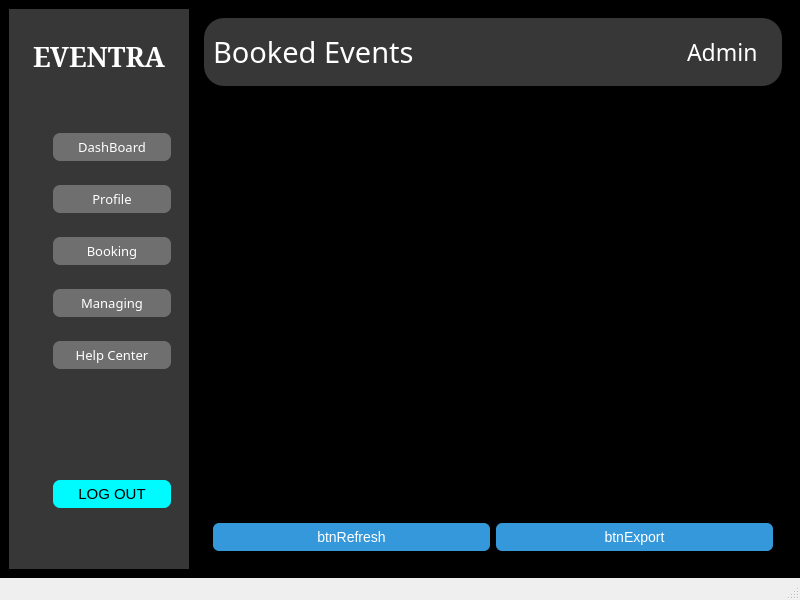
Old version of the form booking.ui in the repository Prabin-63/EMS.
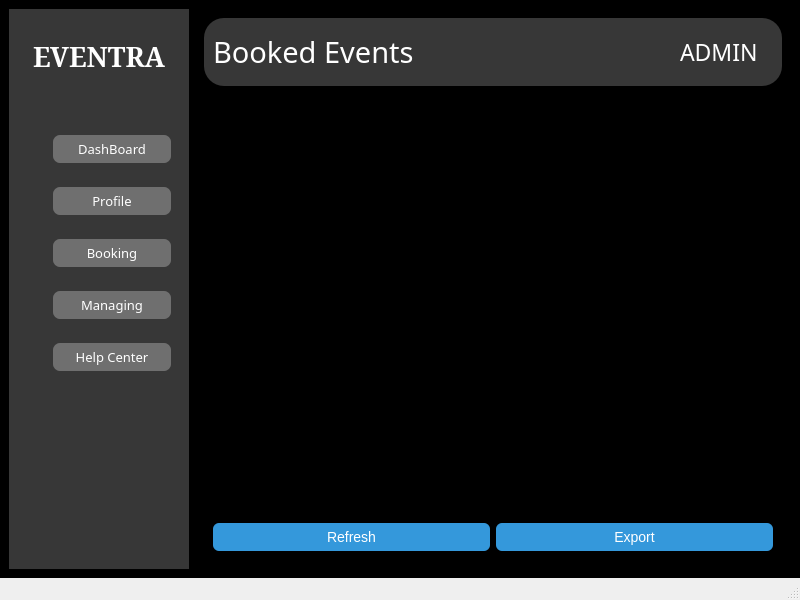
New version of the form. Icons and pictures are not drawn.

What changed in the file:
```diff
--- a/booking.ui
+++ b/booking.ui
@@ -501,64 +501,7 @@
                <height>40</height>
               </size>
              </property>
-             <layout class="QHBoxLayout" name="horizontalLayout_14">
-              <item>
-               <layout class="QHBoxLayout" name="horizontalLayout_13">
-                <item>
-                 <widget class="QLabel" name="label_7">
-                  <property name="minimumSize">
-                   <size>
-                    <width>20</width>
-                    <height>20</height>
-                   </size>
-                  </property>
-                  <property name="maximumSize">
-                   <size>
-                    <width>20</width>
-                    <height>20</height>
-                   </size>
-                  </property>
-                  <property name="text">
-                   <string/>
-                  </property>
-                  <property name="pixmap">
-                   <pixmap resource="resources.qrc">:/resources/icons8-log-out-48.png</pixmap>
-                  </property>
-                  <property name="scaledContents">
-                   <bool>true</bool>
-                  </property>
-                 </widget>
-                </item>
-                <item>
-                 <widget class="QPushButton" name="Logout">
-                  <property name="font">
-                   <font>
-                    <pointsize>11</pointsize>
-                    <bold>false</bold>
-                   </font>
-                  </property>
-                  <property name="styleSheet">
-                   <string notr="true">QPushButton{
-color:black;
-	
-	background-color: rgb(0, 251, 255);
-padding:5px;
-border:none;
-border-radius:7px;
-}
-QPushButton:hover{
-	background-color: rgb(188, 0, 188);
-color:white;
-}</string>
-                  </property>
-                  <property name="text">
-                   <string>LOG OUT</string>
-                  </property>
-                 </widget>
-                </item>
-               </layout>
-              </item>
-             </layout>
+             <layout class="QHBoxLayout" name="horizontalLayout_14"/>
             </widget>
            </item>
            <item>
@@ -660,7 +603,7 @@
                        <property name="maximumSize">
                         <size>
                          <width>30</width>
-                         <height>16777215</height>
+                         <height>30</height>
                         </size>
                        </property>
                        <property name="text">
@@ -681,7 +624,7 @@
 padding-left:10px;</string>
                        </property>
                        <property name="text">
-                        <string>Admin</string>
+                        <string>ADMIN</string>
                        </property>
                       </widget>
                      </item>
@@ -733,7 +676,7 @@
 </string>
                 </property>
                 <property name="text">
-                 <string>btnRefresh</string>
+                 <string>Refresh</string>
                 </property>
                </widget>
               </item>
@@ -753,7 +696,7 @@
 </string>
                 </property>
                 <property name="text">
-                 <string>btnExport</string>
+                 <string>Export</string>
                 </property>
                </widget>
               </item>
```
Left out of the diff: 6 changed lines with no effect on the pictures.
